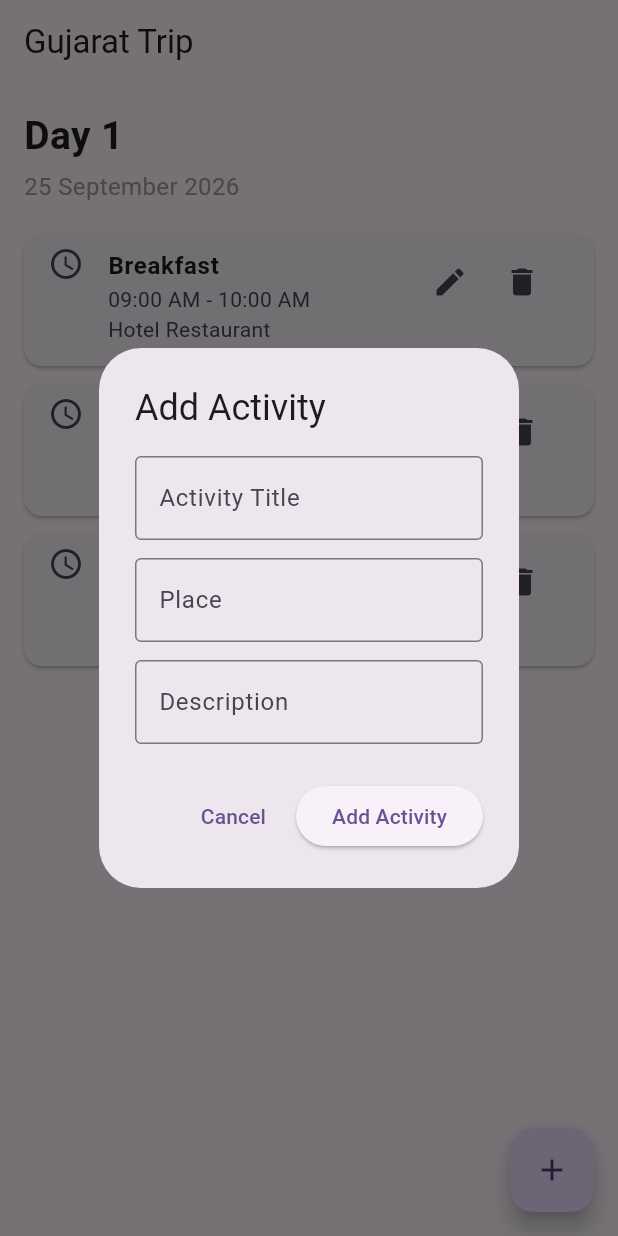
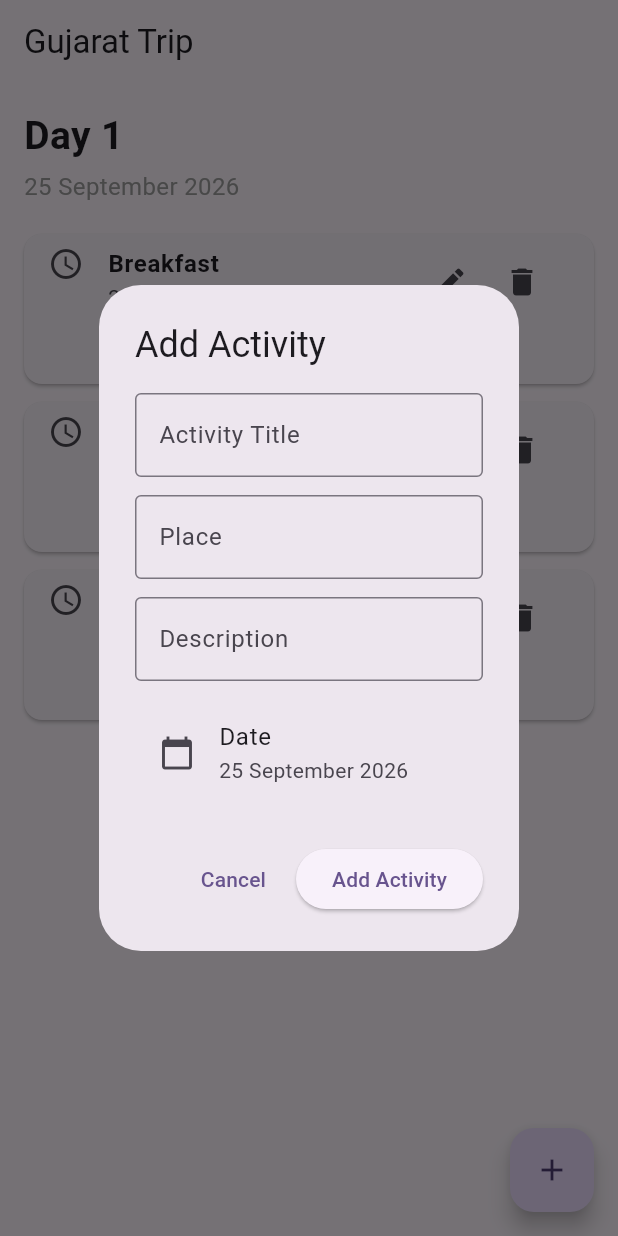
Before and after one commit to krishivkatariya/voyage_flutter, a Flutter app: the screen it shows after launch, after a tap on the "add" icon, on a phone screen of 412 x 824 dp. Run offline on Flutter 3.47's test engine with Material 3 defaults, Android fonts, the phone set to English and light mode, and no system bars.

Commit message:
Add date selection to activities

```diff
--- a/lib/screens/itinerary_screen.dart
+++ b/lib/screens/itinerary_screen.dart
@@ -42,16 +42,50 @@ class _ItineraryScreenState extends State<ItineraryScreen> {
     ),
   ];
 
+  String _monthName(int month) {
+    const months = [
+      'January',
+      'February',
+      'March',
+      'April',
+      'May',
+      'June',
+      'July',
+      'August',
+      'September',
+      'October',
+      'November',
+      'December',
+    ];
+
+    return months[month - 1];
+  }
+
   void showAddActivityDialog() {
     final titleController = TextEditingController();
     final placeController = TextEditingController();
     final descriptionController = TextEditingController();
 
+    DateTime selectedDate = DateTime(2026, 9, 25);
+
+    TimeOfDay selectedStartTime = const TimeOfDay(
+      hour: 16,
+      minute: 0,
+    );
+
+    TimeOfDay selectedEndTime = const TimeOfDay(
+      hour: 17,
+      minute: 0,
+    );
+
     showDialog(
       context: context,
       builder: (context) {
+        return StatefulBuilder(
+          builder: (context, setDialogState) {
             return AlertDialog(
               title: const Text('Add Activity'),
+
               content: SingleChildScrollView(
                 child: Column(
                   mainAxisSize: MainAxisSize.min,
@@ -63,7 +97,9 @@ class _ItineraryScreenState extends State<ItineraryScreen> {
                         border: OutlineInputBorder(),
                       ),
                     ),
+
                     const SizedBox(height: 12),
+
                     TextField(
                       controller: placeController,
                       decoration: const InputDecoration(
@@ -71,7 +107,9 @@ class _ItineraryScreenState extends State<ItineraryScreen> {
                         border: OutlineInputBorder(),
                       ),
                     ),
+
                     const SizedBox(height: 12),
+
                     TextField(
                       controller: descriptionController,
                       decoration: const InputDecoration(
@@ -79,9 +117,36 @@ class _ItineraryScreenState extends State<ItineraryScreen> {
                         border: OutlineInputBorder(),
                       ),
                     ),
+
+                    const SizedBox(height: 12),
+
+                    ListTile(
+                      leading: const Icon(Icons.calendar_today),
+                      title: const Text('Date'),
+                      subtitle: Text(
+                        '${selectedDate.day} '
+                            '${_monthName(selectedDate.month)} '
+                            '${selectedDate.year}',
+                      ),
+                      onTap: () async {
+                        final pickedDate = await showDatePicker(
+                          context: context,
+                          initialDate: selectedDate,
+                          firstDate: DateTime(2026),
+                          lastDate: DateTime(2030),
+                        );
+
+                        if (pickedDate != null) {
+                          setDialogState(() {
+                            selectedDate = pickedDate;
+                          });
+                        }
+                      },
+                    ),
                   ],
                 ),
               ),
+
               actions: [
                 TextButton(
                   onPressed: () {
@@ -89,6 +154,7 @@ class _ItineraryScreenState extends State<ItineraryScreen> {
                   },
                   child: const Text('Cancel'),
                 ),
+
                 ElevatedButton(
                   onPressed: () {
                     if (titleController.text.trim().isEmpty ||
@@ -99,14 +165,20 @@ class _ItineraryScreenState extends State<ItineraryScreen> {
                     setState(() {
                       activities.add(
                         Itinerary(
-                      id: DateTime.now().millisecondsSinceEpoch.toString(),
+                          id: DateTime.now()
+                              .millisecondsSinceEpoch
+                              .toString(),
                           tripId: 'trip01',
                           title: titleController.text.trim(),
                           place: placeController.text.trim(),
-                      date: '25 September 2026',
+                          date:
+                          '${selectedDate.day} '
+                              '${_monthName(selectedDate.month)} '
+                              '${selectedDate.year}',
                           startTime: '04:00 PM',
                           endTime: '05:00 PM',
-                      description: descriptionController.text.trim(),
+                          description:
+                          descriptionController.text.trim(),
                         ),
                       );
                     });
@@ -119,13 +191,17 @@ class _ItineraryScreenState extends State<ItineraryScreen> {
             );
           },
         );
+      },
+    );
   }
 
   void showEditActivityDialog(Itinerary activity) {
     final titleController =
     TextEditingController(text: activity.title);
+
     final placeController =
     TextEditingController(text: activity.place);
+
     final descriptionController =
     TextEditingController(text: activity.description);
 
@@ -134,6 +210,7 @@ class _ItineraryScreenState extends State<ItineraryScreen> {
       builder: (context) {
         return AlertDialog(
           title: const Text('Edit Activity'),
+
           content: SingleChildScrollView(
             child: Column(
               mainAxisSize: MainAxisSize.min,
@@ -145,7 +222,9 @@ class _ItineraryScreenState extends State<ItineraryScreen> {
                     border: OutlineInputBorder(),
                   ),
                 ),
+
                 const SizedBox(height: 12),
+
                 TextField(
                   controller: placeController,
                   decoration: const InputDecoration(
@@ -153,7 +232,9 @@ class _ItineraryScreenState extends State<ItineraryScreen> {
                     border: OutlineInputBorder(),
                   ),
                 ),
+
                 const SizedBox(height: 12),
+
                 TextField(
                   controller: descriptionController,
                   decoration: const InputDecoration(
@@ -164,6 +245,7 @@ class _ItineraryScreenState extends State<ItineraryScreen> {
               ],
             ),
           ),
+
           actions: [
             TextButton(
               onPressed: () {
@@ -171,6 +253,7 @@ class _ItineraryScreenState extends State<ItineraryScreen> {
               },
               child: const Text('Cancel'),
             ),
+
             ElevatedButton(
               onPressed: () {
                 if (titleController.text.trim().isEmpty ||
@@ -179,8 +262,12 @@ class _ItineraryScreenState extends State<ItineraryScreen> {
                 }
 
                 setState(() {
-                  activity.title = titleController.text.trim();
-                  activity.place = placeController.text.trim();
+                  activity.title =
+                      titleController.text.trim();
+
+                  activity.place =
+                      placeController.text.trim();
+
                   activity.description =
                       descriptionController.text.trim();
                 });
@@ -201,9 +288,11 @@ class _ItineraryScreenState extends State<ItineraryScreen> {
       builder: (context) {
         return AlertDialog(
           title: const Text('Delete Activity'),
+
           content: const Text(
             'Are you sure you want to delete this activity?',
           ),
+
           actions: [
             TextButton(
               onPressed: () {
@@ -211,6 +300,7 @@ class _ItineraryScreenState extends State<ItineraryScreen> {
               },
               child: const Text('Cancel'),
             ),
+
             ElevatedButton(
               onPressed: () {
                 setState(() {
@@ -226,14 +316,17 @@ class _ItineraryScreenState extends State<ItineraryScreen> {
       },
     );
   }
+
   @override
   Widget build(BuildContext context) {
     return Scaffold(
       appBar: AppBar(
         title: const Text('Gujarat Trip'),
       ),
+
       body: ListView(
         padding: const EdgeInsets.all(16),
+
         children: [
           const Text(
             'Day 1',
@@ -242,7 +335,9 @@ class _ItineraryScreenState extends State<ItineraryScreen> {
               fontWeight: FontWeight.bold,
             ),
           ),
+
           const SizedBox(height: 4),
+
           const Text(
             '25 September 2026',
             style: TextStyle(
@@ -250,25 +345,34 @@ class _ItineraryScreenState extends State<ItineraryScreen> {
               fontSize: 16,
             ),
           ),
+
           const SizedBox(height: 20),
+
           for (final activity in activities)
             Card(
               margin: const EdgeInsets.only(bottom: 12),
+
               child: ListTile(
                 leading: const Icon(Icons.access_time),
+
                 title: Text(
                   activity.title,
                   style: const TextStyle(
                     fontWeight: FontWeight.bold,
                   ),
                 ),
+
                 subtitle: Text(
+                  '${activity.date}\n'
                       '${activity.startTime} - ${activity.endTime}\n'
                       '${activity.place}',
                 ),
+
                 isThreeLine: true,
+
                 trailing: Row(
                   mainAxisSize: MainAxisSize.min,
+
                   children: [
                     IconButton(
                       icon: const Icon(Icons.edit),
@@ -276,6 +380,7 @@ class _ItineraryScreenState extends State<ItineraryScreen> {
                         showEditActivityDialog(activity);
                       },
                     ),
+
                     IconButton(
                       icon: const Icon(Icons.delete),
                       onPressed: () {
@@ -288,6 +393,7 @@ class _ItineraryScreenState extends State<ItineraryScreen> {
             ),
         ],
       ),
+
       floatingActionButton: FloatingActionButton(
         onPressed: showAddActivityDialog,
         child: const Icon(Icons.add),
```
Lines whose indentation alone changed are shown as unchanged.
